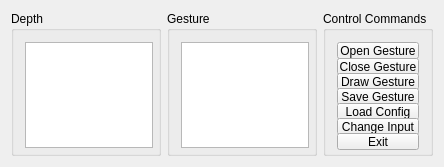
The window that mainwindow.ui (alex-nagami/QtKinectInteraction) describes before a commit, drawn with Qt 5.
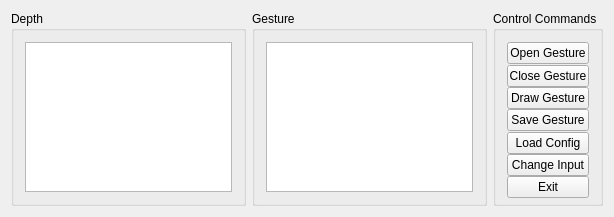
The same window after the commit. Custom widgets are drawn as their Qt base class.

Diff of the .ui file:
```diff
--- a/mainwindow.ui
+++ b/mainwindow.ui
@@ -6,8 +6,8 @@
    <rect>
     <x>0</x>
     <y>0</y>
-    <width>440</width>
-    <height>163</height>
+    <width>610</width>
+    <height>213</height>
    </rect>
   </property>
   <property name="windowTitle">
@@ -19,8 +19,8 @@
      <widget class="QGroupBox" name="groupDepth">
       <property name="minimumSize">
        <size>
-        <width>150</width>
-        <height>145</height>
+        <width>235</width>
+        <height>195</height>
        </size>
       </property>
       <property name="title">
@@ -44,8 +44,8 @@
      <widget class="QGroupBox" name="groupGesture">
       <property name="minimumSize">
        <size>
-        <width>150</width>
-        <height>145</height>
+        <width>235</width>
+        <height>195</height>
        </size>
       </property>
       <property name="title">
@@ -70,7 +70,7 @@
       <property name="minimumSize">
        <size>
         <width>110</width>
-        <height>145</height>
+        <height>195</height>
        </size>
       </property>
       <property name="title">
@@ -82,7 +82,7 @@
          <property name="minimumSize">
           <size>
            <width>0</width>
-           <height>17</height>
+           <height>22</height>
           </size>
          </property>
          <property name="text">
@@ -95,7 +95,7 @@
          <property name="minimumSize">
           <size>
            <width>0</width>
-           <height>17</height>
+           <height>22</height>
           </size>
          </property>
          <property name="text">
@@ -108,7 +108,7 @@
          <property name="minimumSize">
           <size>
            <width>0</width>
-           <height>17</height>
+           <height>22</height>
           </size>
          </property>
          <property name="text">
@@ -121,7 +121,7 @@
          <property name="minimumSize">
           <size>
            <width>0</width>
-           <height>17</height>
+           <height>22</height>
           </size>
          </property>
          <property name="text">
@@ -134,7 +134,7 @@
          <property name="minimumSize">
           <size>
            <width>0</width>
-           <height>17</height>
+           <height>22</height>
           </size>
          </property>
          <property name="text">
@@ -147,7 +147,7 @@
          <property name="minimumSize">
           <size>
            <width>0</width>
-           <height>17</height>
+           <height>22</height>
           </size>
          </property>
          <property name="text">
@@ -160,7 +160,7 @@
          <property name="minimumSize">
           <size>
            <width>0</width>
-           <height>17</height>
+           <height>22</height>
           </size>
          </property>
          <property name="text">
```
Left out of the diff: 8 changed lines with no effect on the pictures.
